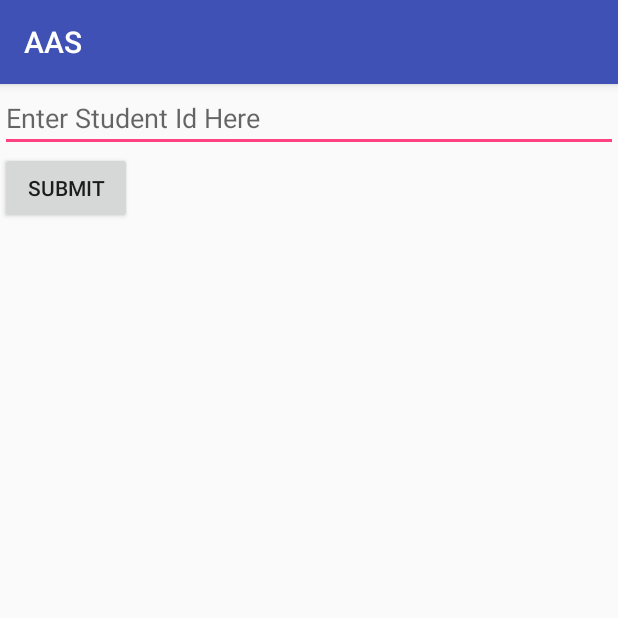
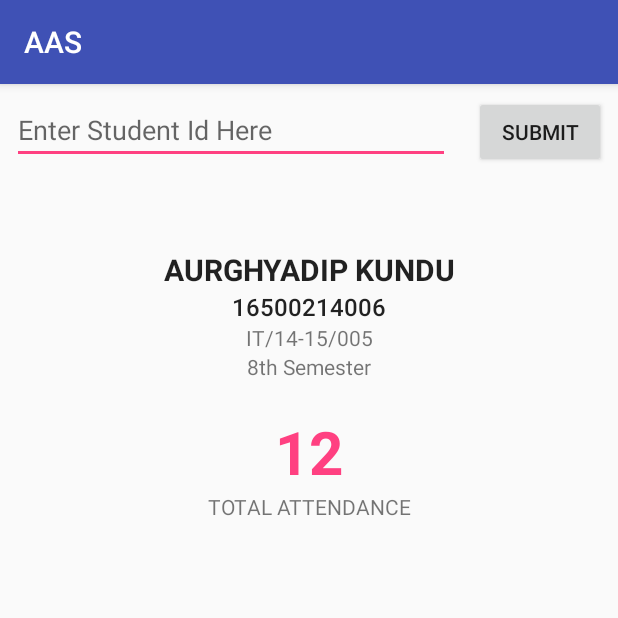
Before and after one commit to sarkararpan/AttendanceApp, an Android app: the StudentActivity screen opened directly, with no data from a screen before it, on a phone screen of 412 x 824 dp, the top half of it. Run offline under Robolectric (Android 15) with nearby library versions, the phone set to English and light mode, and no system bars.

Commit message:
UI improvements and layout design

```diff
--- a/app/src/main/res/layout/activity_main.xml
+++ b/app/src/main/res/layout/activity_main.xml
@@ -1,31 +1,34 @@
 <?xml version="1.0" encoding="utf-8"?>
-<LinearLayout xmlns:android="http://schemas.android.com/apk/res/android"
-    xmlns:app="http://schemas.android.com/apk/res-auto"
+<RelativeLayout xmlns:android="http://schemas.android.com/apk/res/android"
     xmlns:tools="http://schemas.android.com/tools"
     android:layout_width="match_parent"
     android:layout_height="match_parent"
-    android:orientation="vertical"
     tools:context="att2.com.wrc.aas.MainActivity">
 
+    <LinearLayout
+        android:layout_width="match_parent"
+        android:layout_height="wrap_content"
+        android:layout_centerInParent="true"
+        android:layout_margin="16dp"
+        android:orientation="vertical">
         <Button
             android:id="@+id/teacher_btn"
             android:layout_width="wrap_content"
             android:layout_height="wrap_content"
+            android:padding="16dp"
             android:layout_gravity="center"
-        android:layout_marginTop="60dp"
-        android:orientation="vertical"
+            android:layout_margin="8dp"
             android:text="@string/teacher_btn_string"
-        android:textSize="40sp"
             android:textStyle="bold"/>
 
         <Button
             android:id="@+id/student_btn"
             android:layout_width="wrap_content"
+            android:padding="16dp"
+            android:layout_gravity="center"
+            android:layout_margin="8dp"
             android:layout_height="wrap_content"
-        android:layout_gravity="center"
-        android:layout_marginTop="60dp"
             android:text="@string/student_btn_string"
-        android:textSize="40sp"
-        android:orientation="vertical"
             android:textStyle="bold"/>
     </LinearLayout>
+</RelativeLayout>
--- a/app/src/main/res/layout/activity_student.xml
+++ b/app/src/main/res/layout/activity_student.xml
@@ -1,21 +1,87 @@
 <?xml version="1.0" encoding="utf-8"?>
-<LinearLayout xmlns:android="http://schemas.android.com/apk/res/android"
-    xmlns:app="http://schemas.android.com/apk/res-auto"
+<RelativeLayout xmlns:android="http://schemas.android.com/apk/res/android"
     xmlns:tools="http://schemas.android.com/tools"
     android:layout_width="match_parent"
     android:layout_height="match_parent"
-    android:orientation="vertical"
     tools:context="att2.com.wrc.aas.StudentActivity">
 
-    <EditText
+    <LinearLayout
+        android:id="@+id/student_fields"
         android:layout_width="match_parent"
         android:layout_height="wrap_content"
-        android:hint="@string/enter_student_id_here"
-        />
-    <Button
-        android:layout_width="wrap_content"
+        android:layout_marginBottom="30dp"
+        android:orientation="horizontal">
+
+        <EditText
+            android:id="@+id/student_id_field"
+            android:layout_width="0dp"
+            android:layout_height="wrap_content"
+            android:layout_weight="1"
+            android:layout_margin="8dp"
+            android:hint="@string/enter_student_id_here" />
+
+        <Button
+            android:id="@+id/submit_student_id"
+            android:layout_margin="8dp"
+            android:layout_width="wrap_content"
+            android:layout_height="wrap_content"
+            android:text="@string/submit_btn_common" />
+    </LinearLayout>
+    <LinearLayout
+        android:layout_below="@id/student_fields"
+        android:layout_width="match_parent"
         android:layout_height="wrap_content"
-        android:text="Submit"
-        android:id="@+id/submitStudentId"/>
+        android:layout_margin="8dp"
+        android:padding="8dp"
+        android:orientation="vertical">
+        <TextView
+            android:id="@+id/student_name_view"
+            android:layout_width="match_parent"
+            android:layout_height="wrap_content"
+            android:textSize="20sp"
+            android:text="Aurghyadip Kundu"
+            android:gravity="center"
+            android:textStyle="bold"
+            android:textAllCaps="true"
+            style="@style/Base.TextAppearance.AppCompat.Body1"/>
+        <TextView
+            android:id="@+id/student_id_view"
+            android:layout_width="match_parent"
+            android:layout_height="wrap_content"
+            android:textSize="16sp"
+            android:text="16500214006"
+            android:gravity="center"
+            style="@style/Base.TextAppearance.AppCompat.Body2"/>
+        <TextView
+            android:id="@+id/student_college_id_view"
+            android:layout_width="match_parent"
+            android:layout_height="wrap_content"
+            android:gravity="center"
+            android:text="IT/14-15/005"/>
+        <TextView
+            android:id="@+id/student_semester_view"
+            android:layout_width="match_parent"
+            android:layout_height="wrap_content"
+            android:gravity="center"
+            android:text="8th Semester"/>
+        <TextView
+            android:id="@+id/student_total_attendance_view"
+            android:layout_width="match_parent"
+            android:layout_height="wrap_content"
+            android:text="12"
+            android:gravity="center"
+            android:layout_marginTop="20dp"
+            android:textSize="40sp"
+            android:textStyle="bold"
+            style="@style/Base.TextAppearance.AppCompat.Body1"
+            android:textColor="@color/colorAccent" />
+        <TextView
+            android:layout_width="match_parent"
+            android:layout_height="wrap_content"
+            android:gravity="center"
+            android:text="Total Attendance"
+            android:textAllCaps="true"/>
+    </LinearLayout>
 
-</LinearLayout>
+
+</RelativeLayout>
```
Lines whose indentation alone changed are shown as unchanged.
